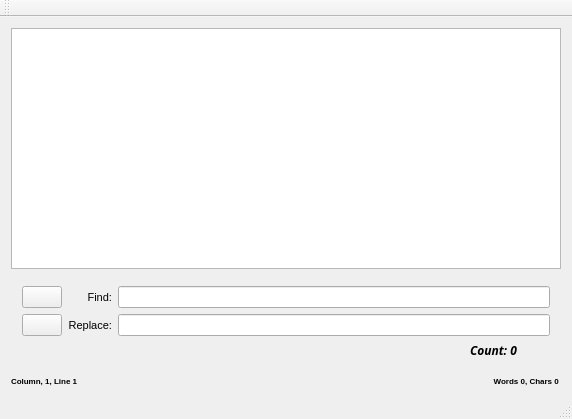
First picture: the form in Notepad/notepad.ui, repository samael205/Programming-Challenges, before the edit.
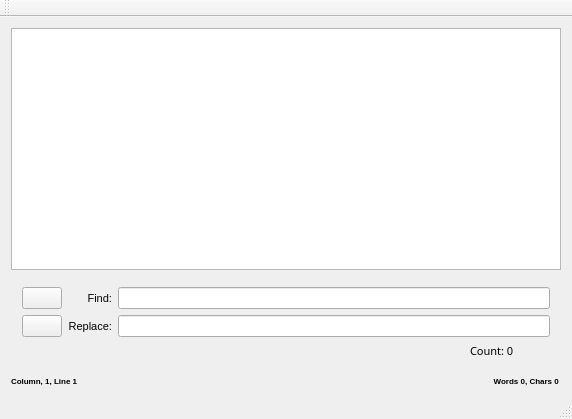
Second picture: the form after the edit.

```diff
--- a/Notepad/notepad.ui
+++ b/Notepad/notepad.ui
@@ -112,11 +112,14 @@
          </property>
          <property name="font">
           <font>
-           <family>Noto Sans CJK JP Medium</family>
-           <pointsize>9</pointsize>
-           <weight>75</weight>
-           <italic>true</italic>
-           <bold>true</bold>
+           <family>Noto Sans Hanunoo</family>
+           <pointsize>8</pointsize>
+           <weight>50</weight>
+           <italic>false</italic>
+           <bold>false</bold>
+           <underline>false</underline>
+           <strikeout>false</strikeout>
+           <kerning>false</kerning>
           </font>
          </property>
          <property name="layoutDirection">
```
